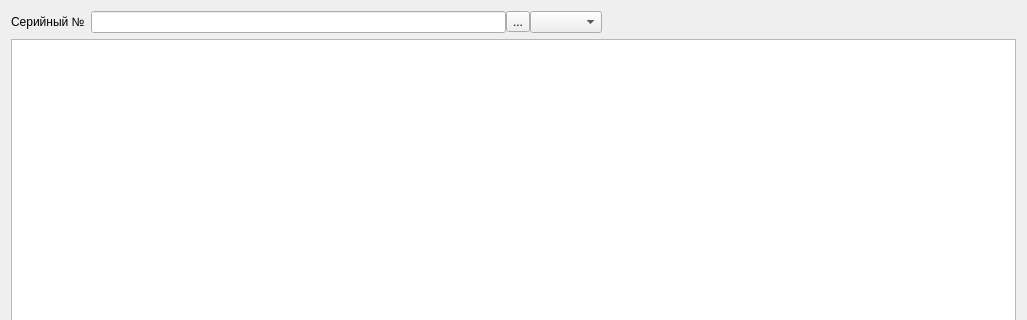
Above: Remont/selectdevicewindow.ui from AlexeyScherbakov2021/Remont2 before the change; both pictures show x 0 to 1027 and y 0 to 320 of the 1027 by 590 pixel window. Below: the same form after it.
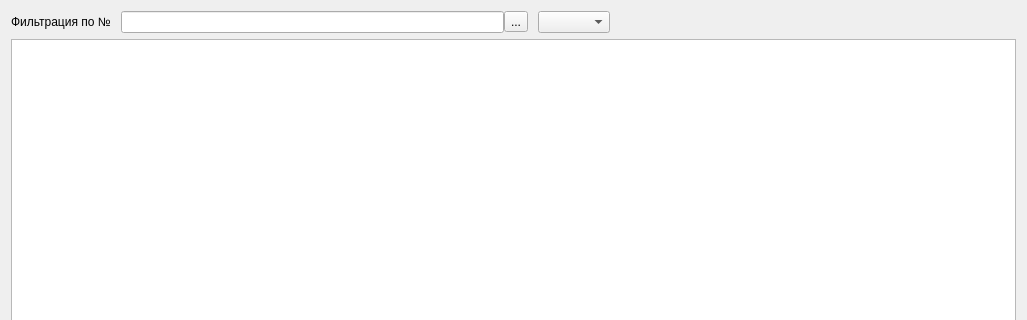
That is the form after the change. Icons and pictures are not drawn.

Commit message: Изменен стиль главной формы

The edit to the form file:
```diff
--- a/Remont/selectdevicewindow.ui
+++ b/Remont/selectdevicewindow.ui
@@ -16,10 +16,13 @@
   <layout class="QVBoxLayout" name="verticalLayout">
    <item>
     <layout class="QHBoxLayout" name="horizontalLayout_2">
+     <property name="spacing">
+      <number>10</number>
+     </property>
      <item>
       <widget class="QLabel" name="label">
        <property name="text">
-        <string>Серийный №</string>
+        <string>Фильтрация по №</string>
        </property>
       </widget>
      </item>
@@ -42,8 +45,17 @@
          </property>
         </widget>
        </item>
+      </layout>
+     </item>
        <item>
-        <widget class="QComboBox" name="cbType"/>
+      <widget class="QComboBox" name="cbType">
+       <property name="sizePolicy">
+        <sizepolicy hsizetype="Preferred" vsizetype="Fixed">
+         <horstretch>0</horstretch>
+         <verstretch>0</verstretch>
+        </sizepolicy>
+       </property>
+      </widget>
        </item>
        <item>
         <spacer name="horizontalSpacer_3">
@@ -57,8 +69,6 @@
           </size>
          </property>
         </spacer>
-       </item>
-      </layout>
      </item>
     </layout>
    </item>
```
Lines whose indentation alone changed are shown as unchanged. The commit also changes 3 other files.
